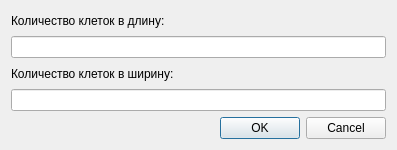
Old version of the form Proj/illuminantplacechooser.ui in the repository TheSawIsTheLaw/ComputerGraphicsCoursework.
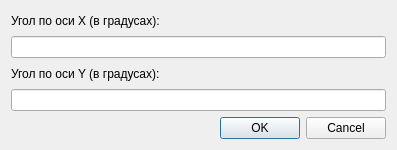
New version of the form.

Commit message: ADD: push button accept

What changed in the file:
```diff
--- a/Proj/illuminantplacechooser.ui
+++ b/Proj/illuminantplacechooser.ui
@@ -19,7 +19,7 @@
      <item>
       <widget class="QLabel" name="label_8">
        <property name="text">
-        <string>Количество клеток в длину:</string>
+        <string>Угол по оси X (в градусах):</string>
        </property>
       </widget>
      </item>
@@ -29,7 +29,7 @@
      <item>
       <widget class="QLabel" name="label_9">
        <property name="text">
-        <string>Количество клеток в ширину:</string>
+        <string>Угол по оси Y (в градусах):</string>
        </property>
       </widget>
      </item>
```
Left out of the diff: 4 changed lines with no effect on the pictures. The commit also changes 2 other files.
